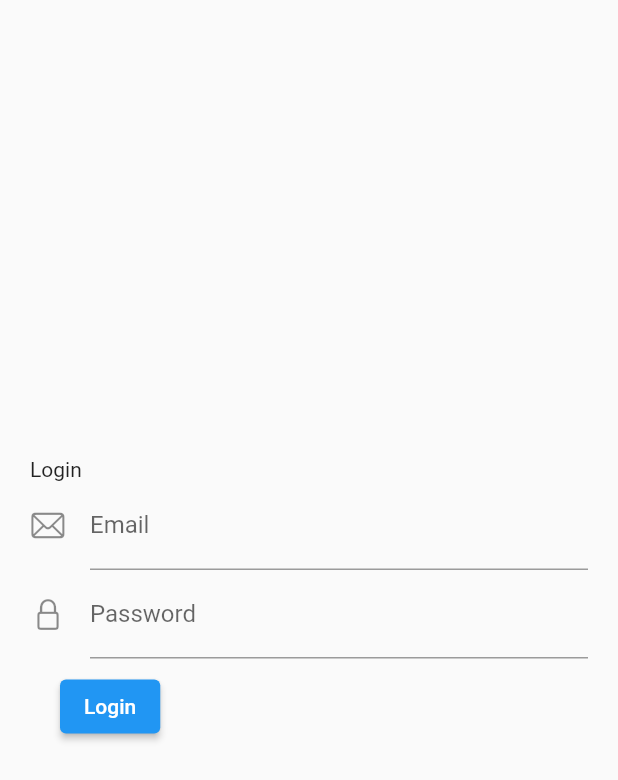
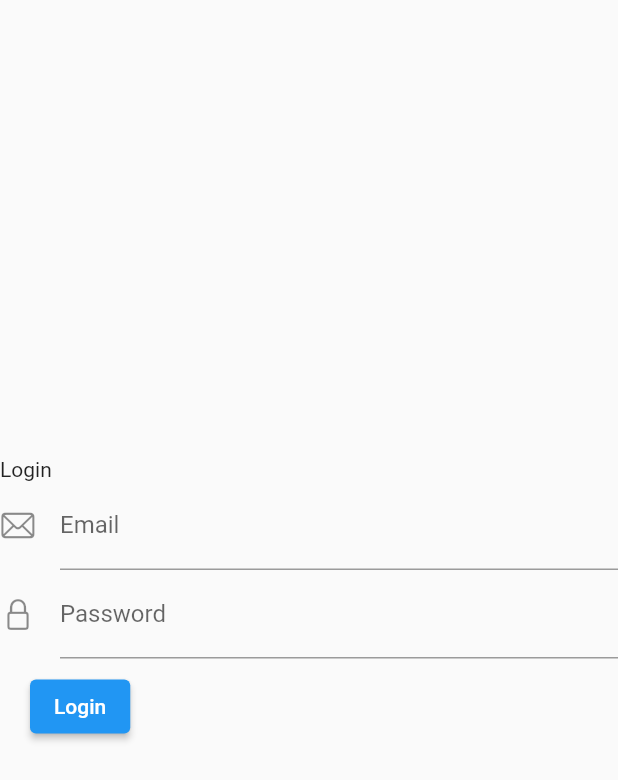
Before and after one commit to Atthiyya22194/second_hand_app, a Flutter app: the screen it shows after launch, on a phone screen of 412 x 824 dp. Shown: the top 780 px of the screen. Run offline on Flutter 3.47's test engine with Material 2 defaults, Android fonts, the phone set to English and light mode, and no system bars; our stand-ins replace cached_network_image, equatable, flutter_bloc, persistent_bottom_nav_bar, shared_preferences.

Commit message:
remove padding

```diff
--- a/lib/pages/login_page/login_page.dart
+++ b/lib/pages/login_page/login_page.dart
@@ -13,9 +13,7 @@ class LoginPage extends StatelessWidget {
   @override
   Widget build(BuildContext context) {
     return Scaffold(
-      body: Container(
-        padding: const EdgeInsets.symmetric(horizontal: 20.0),
-        child: BlocBuilder<LoginBloc, LoginState>(
+      body: BlocBuilder<LoginBloc, LoginState>(
         builder: ((context, state) {
           if (state is LoginInitState) {
             return const LoginForm();
@@ -35,7 +33,6 @@ class LoginPage extends StatelessWidget {
           }
           return Container();
         }),
-        ),
       ),
     );
   }
```
Lines whose indentation alone changed are shown as unchanged.
